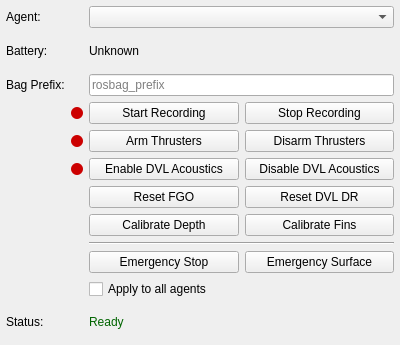
First picture: the form in coug_rqt/ui/coug_utils.ui, repository cougars-auv/coug_rqt, before the edit.
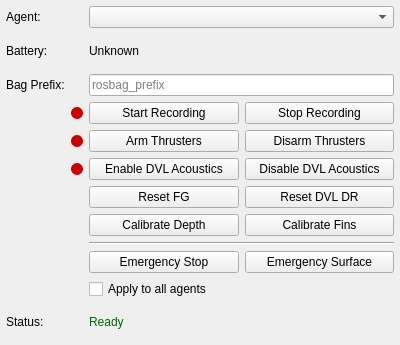
Second picture: the form after the edit.

Commit message: Rename coug_fgo to coug_fg

The edit to the form file:
```diff
--- a/coug_rqt/ui/coug_utils.ui
+++ b/coug_rqt/ui/coug_utils.ui
@@ -250,7 +250,7 @@
                 </sizepolicy>
               </property>
               <property name="text">
-                <string>Reset FGO</string>
+                <string>Reset FG</string>
               </property>
             </widget>
           </item>
```
Left out of the diff: 4 changed lines with no effect on the pictures. The commit also changes 2 other files.
